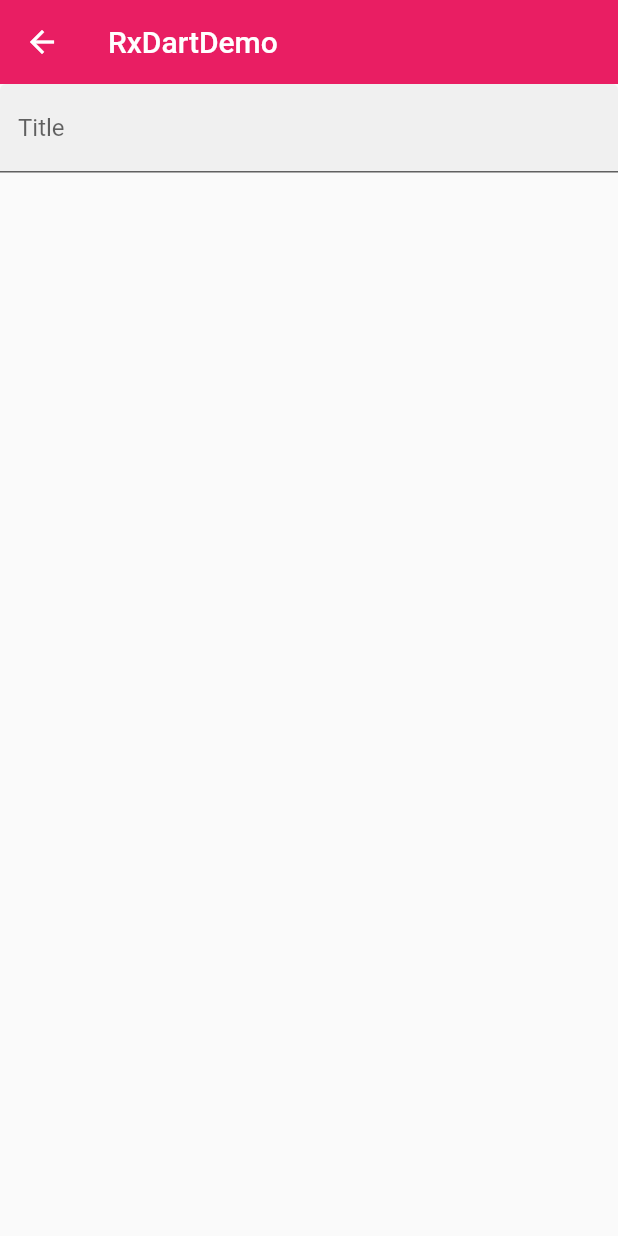
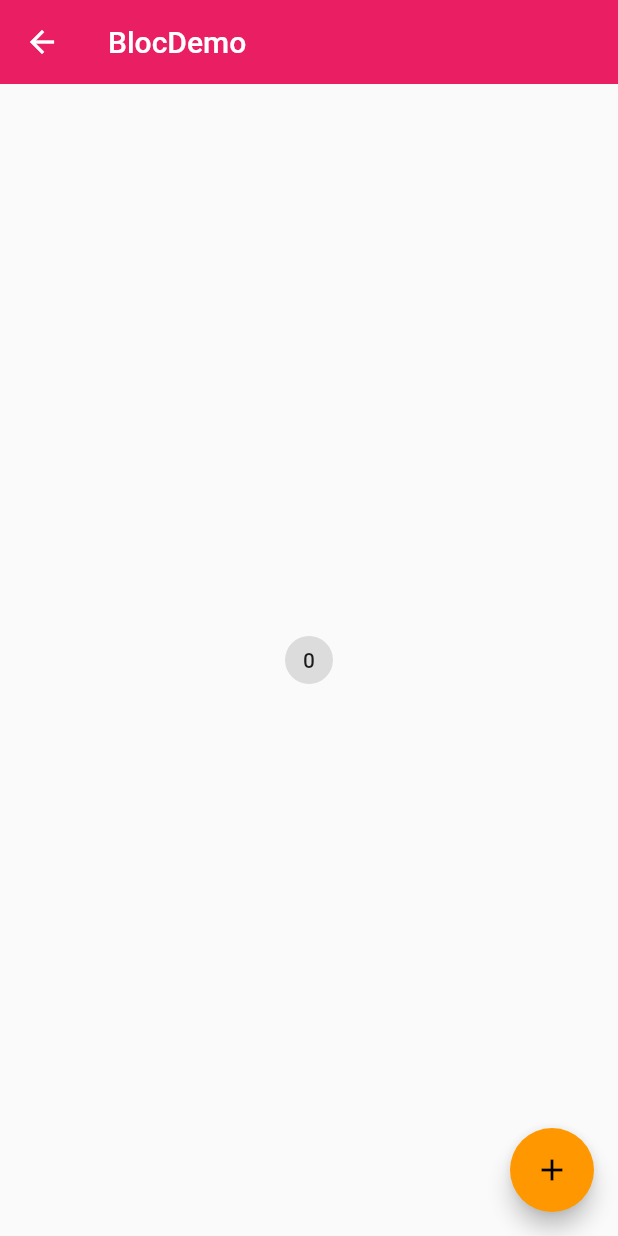
Before and after one commit to LXiaqi/myapp, a Flutter app: the screen it shows after launch, on a phone screen of 412 x 824 dp. Run offline on Flutter 3.47's test engine with Material 2 defaults, Android fonts, the phone set to English and light mode, and no system bars; our stand-ins replace rxdart.

Commit message:
bLoc之学不会系列

```diff
--- /dev/null
+++ b/lib/demo/bloc/bloc_demo.dart
@@ -0,0 +1,19 @@
+import 'package:flutter/material.dart';
+import 'counter_bloc_demo.dart';
+
+class BlocDemo extends StatelessWidget {
+  @override
+  Widget build(BuildContext context) {
+    return CounterProvider(
+      bloc: CounterBloc(),
+      child: Scaffold(
+        appBar: AppBar(
+          title: Text('BlocDemo'),
+          elevation: 0.0,
+        ),
+        body: CounterHome(),
+        floatingActionButton: CounterActionButton(),
+      ),
+    );
+  }
+}
--- /dev/null
+++ b/lib/demo/bloc/counter_bloc_demo.dart
@@ -0,0 +1,83 @@
+import 'dart:async';
+import 'package:flutter/material.dart';
+import 'package:myapp/demo/state/state_management_demo.dart';
+
+class CounterHome extends StatelessWidget {
+  @override
+  Widget build(BuildContext context) {
+    CounterBloc _counterBloc = CounterProvider.of(context).bloc;
+    return Center(
+      child: StreamBuilder(
+          initialData: 0,
+          stream: _counterBloc.count,
+          builder: (context, snapshot) {
+            return ActionChip(
+              label: Text('${snapshot.data}'),
+              onPressed: () {
+                // _counterBloc.log();
+                _counterBloc.counter.add(1);
+              },
+            );
+          }),
+    );
+  }
+}
+
+class CounterActionButton extends StatelessWidget {
+  @override
+  Widget build(BuildContext context) {
+    CounterBloc _counterBloc = CounterProvider.of(context).bloc;
+    return FloatingActionButton(
+      child: Icon(Icons.add),
+      onPressed: () {
+        // _counterBloc.log();
+        _counterBloc.counter.add(1);
+      },
+    );
+  }
+}
+
+class CounterProvider extends InheritedWidget {
+  final Widget child;
+  final CounterBloc bloc;
+  CounterProvider({
+    this.child,
+    this.bloc,
+  }) : super(child: child);
+  static CounterProvider of(BuildContext context) {
+    return context.dependOnInheritedWidgetOfExactType<CounterProvider>();
+  }
+
+  @override
+  bool updateShouldNotify(CounterProvider oldWidget) {
+    return true;
+  }
+}
+
+class CounterBloc {
+  int _count = 0;
+
+  final _counterActionCountroller = StreamController<int>();
+  StreamSink<int> get counter => _counterActionCountroller.sink;
+
+  final _counterContriller = StreamController<int>();
+  Stream<int> get count => _counterContriller.stream;
+
+  CounterBloc() {
+    _counterActionCountroller.stream.listen((onData));
+  }
+  void onData(int data) {
+    print('$data');
+    _count = data + _count;
+    _counterContriller.add(_count);
+  }
+
+  void disponse() {
+    _counterActionCountroller.close();
+    _counterContriller.close();
+  }
+
+  void log() {
+    print('BLOC');
+  }
+}
--- a/lib/main.dart
+++ b/lib/main.dart
@@ -13,6 +13,7 @@ import './demo/material_components.dart';
 import './demo/state/state_management_demo.dart';
 import './demo/stream/stream_demo.dart';
 import './demo/rxdart/rxdart_demo.dart';
+import './demo/bloc/bloc_demo.dart';
 
 void main() => runApp(App());
 
@@ -22,7 +23,7 @@ class App extends StatelessWidget {
     return MaterialApp(
       // debugShowCheckedModeBanner: false,
       // home: NavigatorDemo(),
-      initialRoute: '/RxDart',
+      initialRoute: '/BlocDemo',
       routes: {
         '/': (context) => Home(),
         '/about': (context) => P1age(title: 'Ablot'),
@@ -31,6 +32,7 @@ class App extends StatelessWidget {
         '/state-management': (context) => StateManagementDemo(),
         '/Stream': (context) => StreamDemo(),
         '/RxDart': (context) => RxDartDemo(),
+        '/BlocDemo': (context) => BlocDemo(),
       },
       theme: ThemeData(
         primarySwatch: Colors.pink,
```
